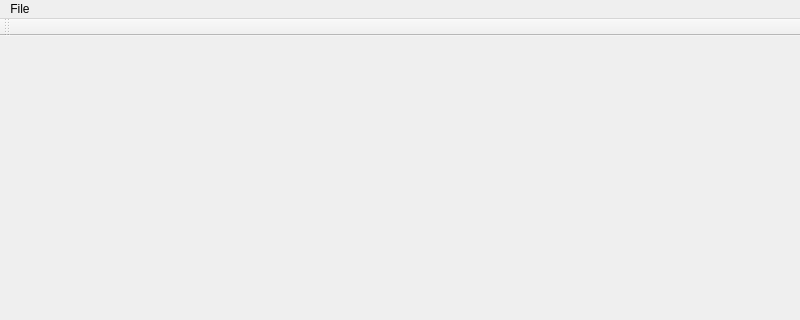
Old version of the form CMPDataViewer/MainWindow.ui in the repository gnishida/CMPDataViewer; both pictures show x 0 to 800 and y 0 to 320 of the 800 by 853 pixel window.
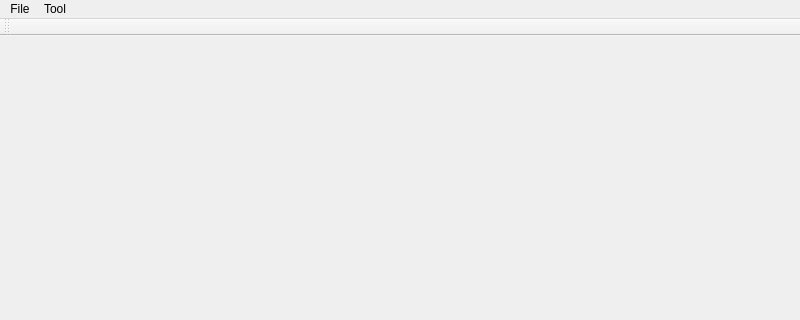
New version of the form.

Diff of the .ui file:
```diff
--- a/CMPDataViewer/MainWindow.ui
+++ b/CMPDataViewer/MainWindow.ui
@@ -31,7 +31,14 @@
     <addaction name="separator"/>
     <addaction name="actionExit"/>
    </widget>
+   <widget class="QMenu" name="menuTool">
+    <property name="title">
+     <string>Tool</string>
+    </property>
+    <addaction name="actionFixXML"/>
+   </widget>
    <addaction name="menuFile"/>
+   <addaction name="menuTool"/>
   </widget>
   <widget class="QToolBar" name="mainToolBar">
    <attribute name="toolBarArea">
```
